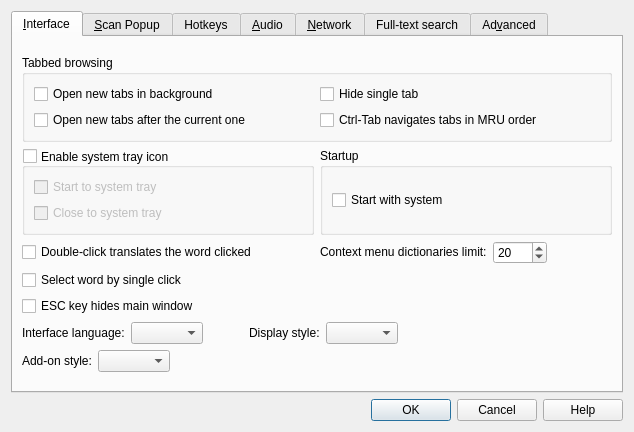
Old version of the form preferences.ui in the repository goldendict/goldendict.
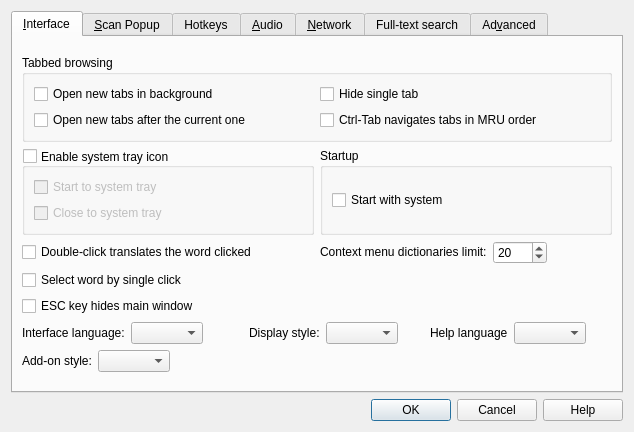
New version of the form. Icons and pictures are not drawn. Custom widgets are drawn as their Qt base class.

Commit message: Allow to choose help language

What changed in the file:
```diff
--- a/preferences.ui
+++ b/preferences.ui
@@ -269,6 +269,29 @@
          <item>
           <widget class="QComboBox" name="displayStyle"/>
          </item>
+         <item>
+          <spacer name="horizontalSpacer_12">
+           <property name="orientation">
+            <enum>Qt::Horizontal</enum>
+           </property>
+           <property name="sizeHint" stdset="0">
+            <size>
+             <width>40</width>
+             <height>20</height>
+            </size>
+           </property>
+          </spacer>
+         </item>
+         <item>
+          <widget class="QLabel" name="label_16">
+           <property name="text">
+            <string>Help language</string>
+           </property>
+          </widget>
+         </item>
+         <item>
+          <widget class="QComboBox" name="helpLanguage"/>
+         </item>
          <item>
           <spacer name="horizontalSpacer_7">
            <property name="orientation">
```
The commit also changes 7 other files.
